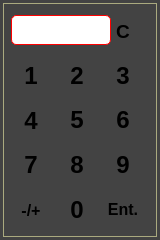
kipr/cbc, file cbcui/ui/Keypad.ui: the form before one commit.
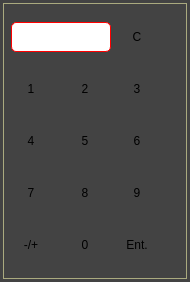
The form after the commit. Icons and pictures are not drawn.

The edit to the form file:
```diff
--- a/cbcui/ui/Keypad.ui
+++ b/cbcui/ui/Keypad.ui
@@ -1,13 +1,13 @@
 <?xml version="1.0" encoding="UTF-8"?>
 <ui version="4.0">
  <class>Keypad</class>
- <widget class="QDialog" name="Keypad">
-  <property name="geometry">
+ <widget class="QDialog" name="Keypad" >
+  <property name="geometry" >
    <rect>
     <x>0</x>
     <y>0</y>
-    <width>160</width>
-    <height>240</height>
+    <width>190</width>
+    <height>282</height>
    </rect>
   </property>
   <property name="sizePolicy">
@@ -16,16 +16,16 @@
     <verstretch>0</verstretch>
    </sizepolicy>
   </property>
-  <property name="minimumSize">
+  <property name="minimumSize" >
    <size>
     <width>160</width>
-    <height>240</height>
+    <height>213</height>
    </size>
   </property>
-  <property name="maximumSize">
+  <property name="maximumSize" >
    <size>
-    <width>160</width>
-    <height>240</height>
+    <width>190</width>
+    <height>282</height>
    </size>
   </property>
   <property name="windowTitle">
@@ -41,11 +41,11 @@
   <property name="windowFilePath">
    <string/>
   </property>
-  <layout class="QGridLayout" name="gridLayout">
-   <item row="3" column="0">
-    <widget class="QPushButton" name="ui_oneButton">
-     <property name="sizePolicy">
-      <sizepolicy hsizetype="Expanding" vsizetype="Expanding">
+  <layout class="QGridLayout" >
+   <item row="3" column="0" >
+    <widget class="QPushButton" name="ui_oneButton" >
+     <property name="sizePolicy" >
+      <sizepolicy vsizetype="Expanding" hsizetype="Expanding" >
        <horstretch>40</horstretch>
        <verstretch>40</verstretch>
       </sizepolicy>
@@ -62,12 +62,8 @@
        <height>40</height>
       </size>
      </property>
-     <property name="font">
-      <font>
-       <pointsize>18</pointsize>
-       <weight>75</weight>
-       <bold>true</bold>
-      </font>
+     <property name="font" >
+      <font/>
      </property>
      <property name="text">
       <string>1</string>
@@ -83,10 +79,10 @@
      </property>
     </widget>
    </item>
-   <item row="3" column="1">
-    <widget class="QPushButton" name="ui_twoButton">
-     <property name="sizePolicy">
-      <sizepolicy hsizetype="Expanding" vsizetype="Expanding">
+   <item row="3" column="1" >
+    <widget class="QPushButton" name="ui_twoButton" >
+     <property name="sizePolicy" >
+      <sizepolicy vsizetype="Expanding" hsizetype="Expanding" >
        <horstretch>40</horstretch>
        <verstretch>40</verstretch>
       </sizepolicy>
@@ -103,12 +99,8 @@
        <height>40</height>
       </size>
      </property>
-     <property name="font">
-      <font>
-       <pointsize>18</pointsize>
-       <weight>75</weight>
-       <bold>true</bold>
-      </font>
+     <property name="font" >
+      <font/>
      </property>
      <property name="text">
       <string>2</string>
@@ -124,10 +116,10 @@
      </property>
     </widget>
    </item>
-   <item row="3" column="2" colspan="2">
-    <widget class="QPushButton" name="ui_threeButton">
-     <property name="sizePolicy">
-      <sizepolicy hsizetype="Expanding" vsizetype="Expanding">
+   <item row="3" column="2" colspan="2" >
+    <widget class="QPushButton" name="ui_threeButton" >
+     <property name="sizePolicy" >
+      <sizepolicy vsizetype="Expanding" hsizetype="Expanding" >
        <horstretch>0</horstretch>
        <verstretch>0</verstretch>
       </sizepolicy>
@@ -144,12 +136,8 @@
        <height>40</height>
       </size>
      </property>
-     <property name="font">
-      <font>
-       <pointsize>18</pointsize>
-       <weight>75</weight>
-       <bold>true</bold>
-      </font>
+     <property name="font" >
+      <font/>
      </property>
      <property name="text">
       <string>3</string>
@@ -165,10 +153,10 @@
      </property>
     </widget>
    </item>
-   <item row="4" column="0">
-    <widget class="QPushButton" name="ui_fourButton">
-     <property name="sizePolicy">
-      <sizepolicy hsizetype="Fixed" vsizetype="Fixed">
+   <item row="4" column="0" >
+    <widget class="QPushButton" name="ui_fourButton" >
+     <property name="sizePolicy" >
+      <sizepolicy vsizetype="Fixed" hsizetype="Fixed" >
        <horstretch>40</horstretch>
        <verstretch>40</verstretch>
       </sizepolicy>
@@ -185,12 +173,8 @@
        <height>40</height>
       </size>
      </property>
-     <property name="font">
-      <font>
-       <pointsize>18</pointsize>
-       <weight>75</weight>
-       <bold>true</bold>
-      </font>
+     <property name="font" >
+      <font/>
      </property>
      <property name="text">
       <string>4</string>
@@ -206,10 +190,10 @@
      </property>
     </widget>
    </item>
-   <item row="4" column="1">
-    <widget class="QPushButton" name="ui_fiveButton">
-     <property name="sizePolicy">
-      <sizepolicy hsizetype="Expanding" vsizetype="Expanding">
+   <item row="4" column="1" >
+    <widget class="QPushButton" name="ui_fiveButton" >
+     <property name="sizePolicy" >
+      <sizepolicy vsizetype="Expanding" hsizetype="Expanding" >
        <horstretch>0</horstretch>
        <verstretch>0</verstretch>
       </sizepolicy>
@@ -220,12 +204,8 @@
        <height>40</height>
       </size>
      </property>
-     <property name="font">
-      <font>
-       <pointsize>18</pointsize>
-       <weight>75</weight>
-       <bold>true</bold>
-      </font>
+     <property name="font" >
+      <font/>
      </property>
      <property name="text">
       <string>5</string>
@@ -241,10 +221,10 @@
      </property>
     </widget>
    </item>
-   <item row="4" column="2" colspan="2">
-    <widget class="QPushButton" name="ui_sixButton">
-     <property name="sizePolicy">
-      <sizepolicy hsizetype="Expanding" vsizetype="Expanding">
+   <item row="4" column="2" colspan="2" >
+    <widget class="QPushButton" name="ui_sixButton" >
+     <property name="sizePolicy" >
+      <sizepolicy vsizetype="Expanding" hsizetype="Expanding" >
        <horstretch>0</horstretch>
        <verstretch>0</verstretch>
       </sizepolicy>
@@ -255,12 +235,8 @@
        <height>40</height>
       </size>
      </property>
-     <property name="font">
-      <font>
-       <pointsize>18</pointsize>
-       <weight>75</weight>
-       <bold>true</bold>
-      </font>
+     <property name="font" >
+      <font/>
      </property>
      <property name="text">
       <string>6</string>
@@ -276,10 +252,10 @@
      </property>
     </widget>
    </item>
-   <item row="5" column="0">
-    <widget class="QPushButton" name="ui_sevenButton">
-     <property name="sizePolicy">
-      <sizepolicy hsizetype="Fixed" vsizetype="Fixed">
+   <item row="5" column="0" >
+    <widget class="QPushButton" name="ui_sevenButton" >
+     <property name="sizePolicy" >
+      <sizepolicy vsizetype="Fixed" hsizetype="Fixed" >
        <horstretch>40</horstretch>
        <verstretch>40</verstretch>
       </sizepolicy>
@@ -296,12 +272,8 @@
        <height>40</height>
       </size>
      </property>
-     <property name="font">
-      <font>
-       <pointsize>18</pointsize>
-       <weight>75</weight>
-       <bold>true</bold>
-      </font>
+     <property name="font" >
+      <font/>
      </property>
      <property name="text">
       <string>7</string>
@@ -317,20 +289,16 @@
      </property>
     </widget>
    </item>
-   <item row="5" column="1">
-    <widget class="QPushButton" name="ui_eightButton">
-     <property name="maximumSize">
+   <item row="5" column="1" >
+    <widget class="QPushButton" name="ui_eightButton" >
+     <property name="maximumSize" >
       <size>
        <width>40</width>
        <height>40</height>
       </size>
      </property>
-     <property name="font">
-      <font>
-       <pointsize>18</pointsize>
-       <weight>75</weight>
-       <bold>true</bold>
-      </font>
+     <property name="font" >
+      <font/>
      </property>
      <property name="text">
       <string>8</string>
@@ -346,20 +314,16 @@
      </property>
     </widget>
    </item>
-   <item row="5" column="2" colspan="2">
-    <widget class="QPushButton" name="ui_nineButton">
-     <property name="maximumSize">
+   <item row="5" column="2" colspan="2" >
+    <widget class="QPushButton" name="ui_nineButton" >
+     <property name="maximumSize" >
       <size>
        <width>40</width>
        <height>40</height>
       </size>
      </property>
-     <property name="font">
-      <font>
-       <pointsize>18</pointsize>
-       <weight>75</weight>
-       <bold>true</bold>
-      </font>
+     <property name="font" >
+      <font/>
      </property>
      <property name="text">
       <string>9</string>
@@ -375,10 +339,10 @@
      </property>
     </widget>
    </item>
-   <item row="6" column="0">
-    <widget class="QPushButton" name="ui_negateButton">
-     <property name="sizePolicy">
-      <sizepolicy hsizetype="Fixed" vsizetype="Fixed">
+   <item row="6" column="0" >
+    <widget class="QPushButton" name="ui_negateButton" >
+     <property name="sizePolicy" >
+      <sizepolicy vsizetype="Fixed" hsizetype="Fixed" >
        <horstretch>40</horstretch>
        <verstretch>40</verstretch>
       </sizepolicy>
@@ -395,32 +359,24 @@
        <height>40</height>
       </size>
      </property>
-     <property name="font">
-      <font>
-       <pointsize>12</pointsize>
-       <weight>75</weight>
-       <bold>true</bold>
-      </font>
+     <property name="font" >
+      <font/>
      </property>
      <property name="text">
       <string>-/+</string>
      </property>
     </widget>
    </item>
-   <item row="6" column="1">
-    <widget class="QPushButton" name="ui_zeroButton">
-     <property name="maximumSize">
+   <item row="6" column="1" >
+    <widget class="QPushButton" name="ui_zeroButton" >
+     <property name="maximumSize" >
       <size>
        <width>40</width>
        <height>40</height>
       </size>
      </property>
-     <property name="font">
-      <font>
-       <pointsize>18</pointsize>
-       <weight>75</weight>
-       <bold>true</bold>
-      </font>
+     <property name="font" >
+      <font/>
      </property>
      <property name="text">
       <string>0</string>
@@ -436,10 +392,10 @@
      </property>
     </widget>
    </item>
-   <item row="6" column="2" colspan="2">
-    <widget class="QPushButton" name="ui_enterButton">
-     <property name="sizePolicy">
-      <sizepolicy hsizetype="Minimum" vsizetype="Maximum">
+   <item row="6" column="2" colspan="2" >
+    <widget class="QPushButton" name="ui_enterButton" >
+     <property name="sizePolicy" >
+      <sizepolicy vsizetype="Maximum" hsizetype="Minimum" >
        <horstretch>0</horstretch>
        <verstretch>0</verstretch>
       </sizepolicy>
@@ -450,22 +406,18 @@
        <height>40</height>
       </size>
      </property>
-     <property name="font">
-      <font>
-       <pointsize>12</pointsize>
-       <weight>75</weight>
-       <bold>true</bold>
-      </font>
+     <property name="font" >
+      <font/>
      </property>
      <property name="text">
       <string>Ent.</string>
      </property>
     </widget>
    </item>
-   <item row="2" column="2">
-    <widget class="QPushButton" name="ui_clearButton">
-     <property name="sizePolicy">
-      <sizepolicy hsizetype="Fixed" vsizetype="Fixed">
+   <item row="2" column="2" >
+    <widget class="QPushButton" name="ui_clearButton" >
+     <property name="sizePolicy" >
+      <sizepolicy vsizetype="Fixed" hsizetype="Fixed" >
        <horstretch>30</horstretch>
        <verstretch>30</verstretch>
       </sizepolicy>
@@ -482,22 +434,18 @@
        <height>40</height>
       </size>
      </property>
-     <property name="font">
-      <font>
-       <pointsize>14</pointsize>
-       <weight>75</weight>
-       <bold>true</bold>
-      </font>
+     <property name="font" >
+      <font/>
      </property>
      <property name="text">
       <string>C</string>
      </property>
     </widget>
    </item>
-   <item row="2" column="0" colspan="2">
-    <widget class="QLineEdit" name="ui_outputLine">
-     <property name="sizePolicy">
-      <sizepolicy hsizetype="Expanding" vsizetype="Fixed">
+   <item row="2" column="0" colspan="2" >
+    <widget class="QLineEdit" name="ui_outputLine" >
+     <property name="sizePolicy" >
+      <sizepolicy vsizetype="Fixed" hsizetype="Expanding" >
        <horstretch>0</horstretch>
        <verstretch>28</verstretch>
       </sizepolicy>
```
Left out of the diff: 129 changed lines with no effect on the pictures.
